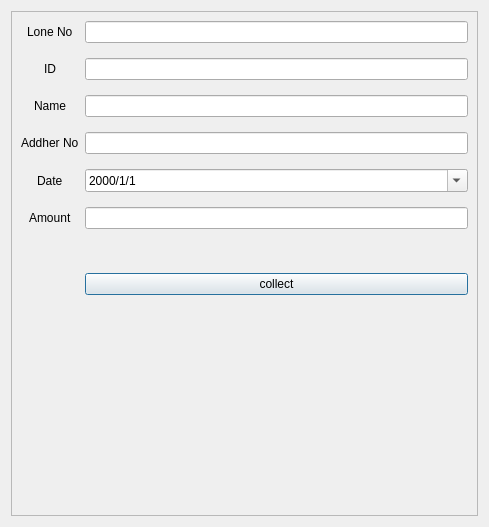
This is collect_lone.ui in nachiket624/GTFC-Desktop-Application as Qt 5 draws it before an edit. The edited form follows.
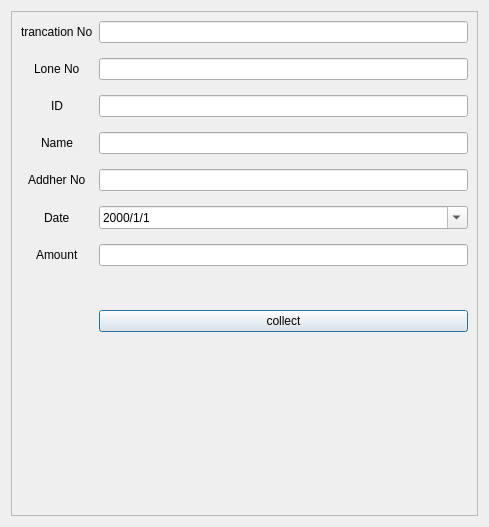
This is the edited form.

Commit message: established relationship between lone and lone_info table using getdatalone() function

Patch:
```diff
--- a/collect_lone.ui
+++ b/collect_lone.ui
@@ -31,54 +31,54 @@
         <property name="verticalSpacing">
          <number>15</number>
         </property>
-        <item row="0" column="0">
+        <item row="1" column="0">
          <widget class="QLabel" name="label">
           <property name="text">
            <string>Lone No</string>
           </property>
          </widget>
         </item>
-        <item row="0" column="1">
+        <item row="1" column="1">
          <widget class="QLineEdit" name="collect_lone_no"/>
         </item>
-        <item row="1" column="0">
+        <item row="2" column="0">
          <widget class="QLabel" name="label_2">
           <property name="text">
            <string>ID</string>
           </property>
          </widget>
         </item>
-        <item row="1" column="1">
+        <item row="2" column="1">
          <widget class="QLineEdit" name="collect_id"/>
         </item>
-        <item row="2" column="0">
+        <item row="3" column="0">
          <widget class="QLabel" name="label_3">
           <property name="text">
            <string>Name</string>
           </property>
          </widget>
         </item>
-        <item row="2" column="1">
+        <item row="3" column="1">
          <widget class="QLineEdit" name="collect_name"/>
         </item>
-        <item row="3" column="0">
+        <item row="4" column="0">
          <widget class="QLabel" name="label_4">
           <property name="text">
            <string>Addher No</string>
           </property>
          </widget>
         </item>
-        <item row="3" column="1">
+        <item row="4" column="1">
          <widget class="QLineEdit" name="collect_addher_no"/>
         </item>
-        <item row="4" column="0">
+        <item row="5" column="0">
          <widget class="QLabel" name="label_5">
           <property name="text">
            <string>Date</string>
           </property>
          </widget>
         </item>
-        <item row="4" column="1">
+        <item row="5" column="1">
          <widget class="QDateEdit" name="collec_date">
           <property name="displayFormat">
            <string>yyyy/M/d</string>
@@ -88,24 +88,24 @@
           </property>
          </widget>
         </item>
-        <item row="5" column="0">
+        <item row="6" column="0">
          <widget class="QLabel" name="label_6">
           <property name="text">
            <string>Amount</string>
           </property>
          </widget>
         </item>
-        <item row="5" column="1">
+        <item row="6" column="1">
          <widget class="QLineEdit" name="collect_amount"/>
         </item>
-        <item row="7" column="1">
+        <item row="8" column="1">
          <widget class="QPushButton" name="collect_collect">
           <property name="text">
            <string>collect</string>
           </property>
          </widget>
         </item>
-        <item row="6" column="1">
+        <item row="7" column="1">
          <widget class="QLabel" name="lone_error">
           <property name="styleSheet">
            <string notr="true">font: 87 10pt &quot;Arial Black&quot;;
@@ -116,6 +116,16 @@
           </property>
          </widget>
         </item>
+        <item row="0" column="0">
+         <widget class="QLabel" name="label_7">
+          <property name="text">
+           <string>trancation No</string>
+          </property>
+         </widget>
+        </item>
+        <item row="0" column="1">
+         <widget class="QLineEdit" name="lone_trancation_no"/>
+        </item>
        </layout>
       </item>
      </layout>
```
The commit also changes 3 other files.
